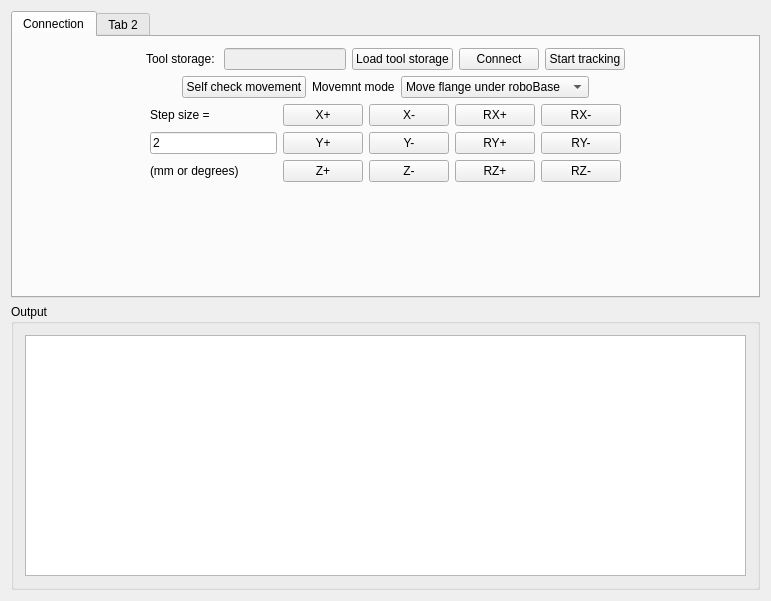
zhaomengxiao/LancetMITK-Adition, file Plugins/org.mitk.lancet.kukarobotcontrol/src/internal/KukaRobotControlControls.ui: the form before one commit.
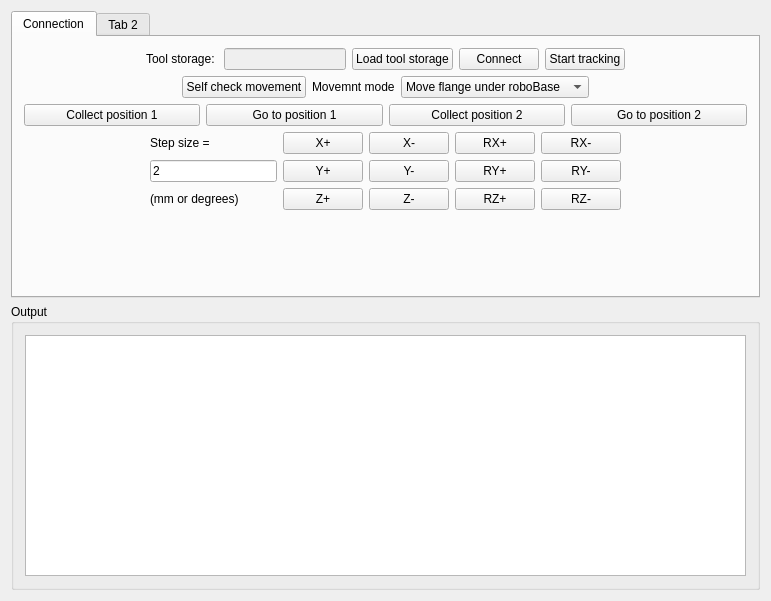
The form after the commit.

```diff
--- a/Plugins/org.mitk.lancet.kukarobotcontrol/src/internal/KukaRobotControlControls.ui
+++ b/Plugins/org.mitk.lancet.kukarobotcontrol/src/internal/KukaRobotControlControls.ui
@@ -154,142 +154,102 @@
         </layout>
        </item>
        <item row="2" column="0">
+        <layout class="QHBoxLayout" name="horizontalLayout_3">
+         <item>
+          <widget class="QPushButton" name="pushButton_recordInitial">
+           <property name="text">
+            <string>Collect position 1</string>
+           </property>
+          </widget>
+         </item>
+         <item>
+          <widget class="QPushButton" name="pushButton_goToInitial">
+           <property name="text">
+            <string>Go to position 1</string>
+           </property>
+          </widget>
+         </item>
+         <item>
+          <widget class="QPushButton" name="pushButton_record2">
+           <property name="text">
+            <string>Collect position 2</string>
+           </property>
+          </widget>
+         </item>
+         <item>
+          <widget class="QPushButton" name="pushButton_goto2">
+           <property name="text">
+            <string>Go to position 2</string>
+           </property>
+          </widget>
+         </item>
+        </layout>
+       </item>
+       <item row="3" column="0">
         <layout class="QGridLayout" name="gridLayout_7">
-         <item row="3" column="3">
-          <widget class="QPushButton" name="pushButton_zp">
-           <property name="text">
-            <string>Z+</string>
-           </property>
-          </widget>
-         </item>
          <item row="3" column="5">
-          <widget class="QPushButton" name="pushButton_rzp">
+          <widget class="QPushButton" name="pushButton_ym">
            <property name="text">
-            <string>RZ+</string>
+            <string>Y-</string>
            </property>
           </widget>
          </item>
-         <item row="2" column="1">
-          <widget class="QLineEdit" name="lineEdit_intuitiveValue">
-           <property name="text">
-            <string>2</string>
+         <item row="3" column="0">
+          <spacer name="horizontalSpacer">
+           <property name="orientation">
+            <enum>Qt::Horizontal</enum>
            </property>
-          </widget>
-         </item>
-         <item row="0" column="1">
-          <widget class="QLabel" name="label_6">
-           <property name="layoutDirection">
-            <enum>Qt::LeftToRight</enum>
+           <property name="sizeHint" stdset="0">
+            <size>
+             <width>40</width>
+             <height>20</height>
+            </size>
            </property>
-           <property name="text">
-            <string>Step size =</string>
-           </property>
-          </widget>
+          </spacer>
          </item>
-         <item row="0" column="3">
+         <item row="1" column="4">
           <widget class="QPushButton" name="pushButton_xp">
            <property name="text">
             <string>X+</string>
            </property>
           </widget>
          </item>
-         <item row="2" column="7">
-          <spacer name="horizontalSpacer_2">
-           <property name="orientation">
-            <enum>Qt::Horizontal</enum>
-           </property>
-           <property name="sizeHint" stdset="0">
-            <size>
-             <width>40</width>
-             <height>20</height>
-            </size>
-           </property>
-          </spacer>
-         </item>
-         <item row="3" column="1">
-          <widget class="QLabel" name="label_5">
-           <property name="text">
-            <string>(mm or degrees)</string>
-           </property>
-          </widget>
-         </item>
-         <item row="2" column="0">
-          <spacer name="horizontalSpacer">
-           <property name="orientation">
-            <enum>Qt::Horizontal</enum>
-           </property>
-           <property name="sizeHint" stdset="0">
-            <size>
-             <width>40</width>
-             <height>20</height>
-            </size>
-           </property>
-          </spacer>
-         </item>
-         <item row="3" column="6">
-          <widget class="QPushButton" name="pushButton_rzm">
-           <property name="text">
-            <string>RZ-</string>
-           </property>
-          </widget>
-         </item>
-         <item row="0" column="4">
-          <widget class="QPushButton" name="pushButton_xm">
-           <property name="text">
-            <string>X-</string>
-           </property>
-          </widget>
-         </item>
          <item row="3" column="4">
-          <widget class="QPushButton" name="pushButton_zm">
-           <property name="text">
-            <string>Z-</string>
-           </property>
-          </widget>
-         </item>
-         <item row="0" column="5">
-          <widget class="QPushButton" name="pushButton_rxp">
-           <property name="text">
-            <string>RX+</string>
-           </property>
-          </widget>
-         </item>
-         <item row="2" column="3">
           <widget class="QPushButton" name="pushButton_yp">
            <property name="text">
             <string>Y+</string>
            </property>
           </widget>
          </item>
-         <item row="2" column="5">
-          <widget class="QPushButton" name="pushButton_ryp">
+         <item row="1" column="6">
+          <widget class="QPushButton" name="pushButton_rxp">
            <property name="text">
-            <string>RY+</string>
+            <string>RX+</string>
            </property>
           </widget>
          </item>
-         <item row="2" column="4">
-          <widget class="QPushButton" name="pushButton_ym">
+         <item row="1" column="5">
+          <widget class="QPushButton" name="pushButton_xm">
            <property name="text">
-            <string>Y-</string>
+            <string>X-</string>
            </property>
           </widget>
          </item>
-         <item row="2" column="6">
+         <item row="3" column="7">
           <widget class="QPushButton" name="pushButton_rym">
            <property name="text">
             <string>RY-</string>
            </property>
           </widget>
          </item>
-         <item row="0" column="6">
-          <widget class="QPushButton" name="pushButton_rxm">
-           <property name="text">
-            <string>RX-</string>
-           </property>
-          </widget>
-         </item>
          <item row="4" column="4">
+          <widget class="QPushButton" name="pushButton_zp">
+           <property name="text">
+            <string>Z+</string>
+           </property>
+          </widget>
+         </item>
+         <item row="8" column="5">
           <spacer name="verticalSpacer">
            <property name="orientation">
             <enum>Qt::Vertical</enum>
@@ -302,6 +262,78 @@
            </property>
           </spacer>
          </item>
+         <item row="3" column="6">
+          <widget class="QPushButton" name="pushButton_ryp">
+           <property name="text">
+            <string>RY+</string>
+           </property>
+          </widget>
+         </item>
+         <item row="3" column="8">
+          <spacer name="horizontalSpacer_2">
+           <property name="orientation">
+            <enum>Qt::Horizontal</enum>
+           </property>
+           <property name="sizeHint" stdset="0">
+            <size>
+             <width>40</width>
+             <height>20</height>
+            </size>
+           </property>
+          </spacer>
+         </item>
+         <item row="4" column="5">
+          <widget class="QPushButton" name="pushButton_zm">
+           <property name="text">
+            <string>Z-</string>
+           </property>
+          </widget>
+         </item>
+         <item row="4" column="2">
+          <widget class="QLabel" name="label_5">
+           <property name="text">
+            <string>(mm or degrees)</string>
+           </property>
+          </widget>
+         </item>
+         <item row="4" column="7">
+          <widget class="QPushButton" name="pushButton_rzm">
+           <property name="text">
+            <string>RZ-</string>
+           </property>
+          </widget>
+         </item>
+         <item row="3" column="2">
+          <widget class="QLineEdit" name="lineEdit_intuitiveValue">
+           <property name="text">
+            <string>2</string>
+           </property>
+          </widget>
+         </item>
+         <item row="1" column="2">
+          <widget class="QLabel" name="label_6">
+           <property name="layoutDirection">
+            <enum>Qt::LeftToRight</enum>
+           </property>
+           <property name="text">
+            <string>Step size =</string>
+           </property>
+          </widget>
+         </item>
+         <item row="4" column="6">
+          <widget class="QPushButton" name="pushButton_rzp">
+           <property name="text">
+            <string>RZ+</string>
+           </property>
+          </widget>
+         </item>
+         <item row="1" column="7">
+          <widget class="QPushButton" name="pushButton_rxm">
+           <property name="text">
+            <string>RX-</string>
+           </property>
+          </widget>
+         </item>
         </layout>
        </item>
       </layout>
```
